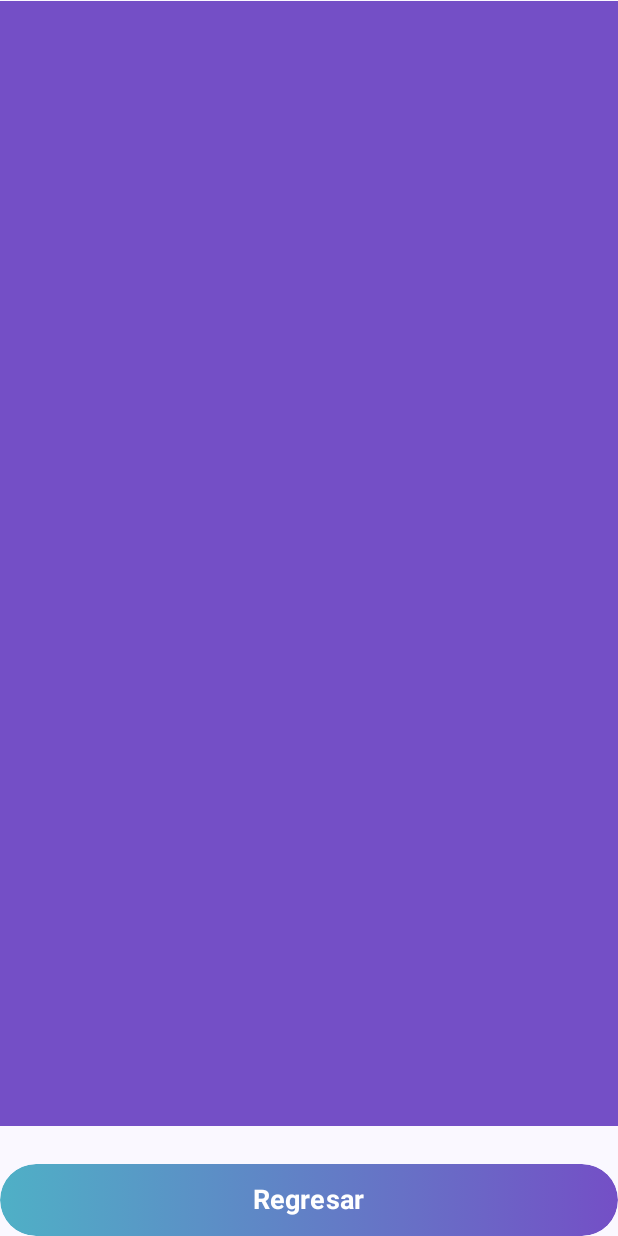
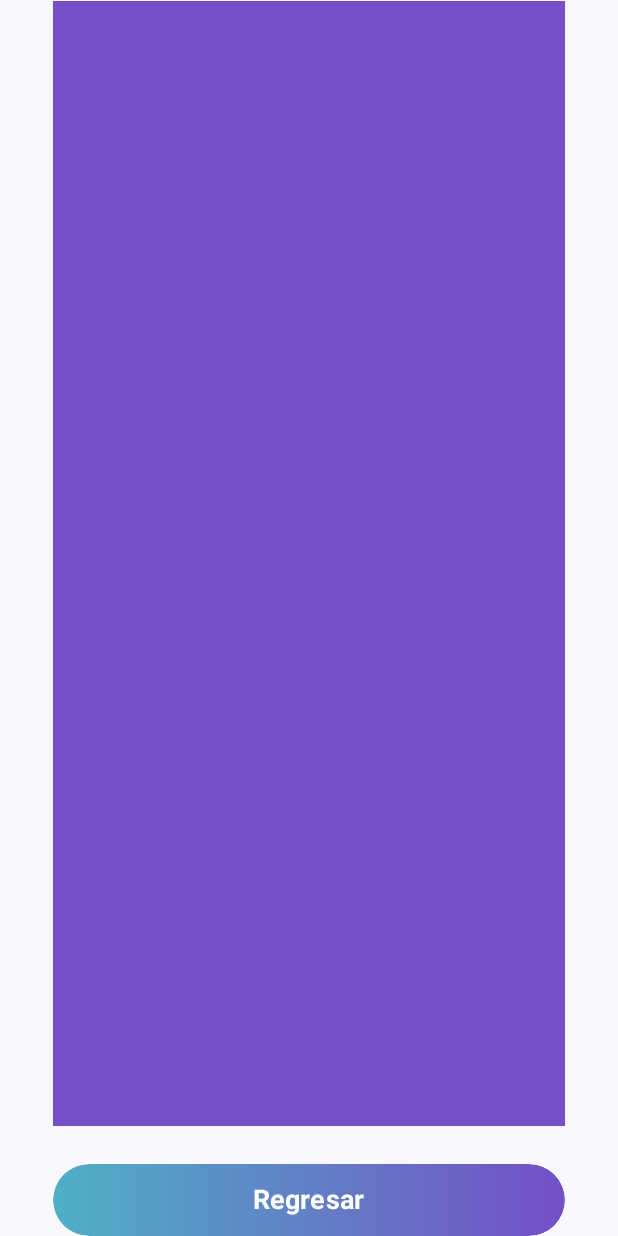
Before and after one commit to TheB0x/asab_app, an Android app built with Jetpack Compose: the composable DrumScreen shown on its own in the app's theme, after a tap on "Comenzar", on a phone screen of 412 x 824 dp. Run offline under Robolectric (Android 15) with nearby library versions, the light colour scheme and no system bars.

Commit message:
DrumScreen finalized

```diff
--- a/app/src/main/java/com/componentes/asab_app/screens/DrumScreen.kt
+++ b/app/src/main/java/com/componentes/asab_app/screens/DrumScreen.kt
@@ -1,10 +1,9 @@
 package com.componentes.asab_app.screens
 
-import android.content.Context
-import android.media.MediaPlayer
+import android.media.AudioAttributes
+import android.media.SoundPool
 import androidx.compose.foundation.background
-import androidx.compose.foundation.border
-import androidx.compose.foundation.clickable
+import androidx.compose.foundation.gestures.detectTapGestures
 import androidx.compose.foundation.layout.*
 import com.componentes.asab_app.R
 import androidx.compose.material3.Text
@@ -21,9 +20,11 @@ import com.componentes.asab_app.navigation.Screen
 
 import androidx.compose.runtime.getValue
 import androidx.compose.runtime.setValue
+import androidx.compose.ui.input.pointer.pointerInput
 import androidx.compose.ui.platform.LocalContext
 import androidx.compose.ui.unit.dp
 import com.componentes.asab_app.ui.theme.Primary
+import com.componentes.asab_app.ui.theme.Secondary
 
 @Composable
 fun DrumScreen(navController: NavController){
@@ -39,9 +40,11 @@ private fun instructions(
     navController: NavController
 ){
     var startTraining by remember { mutableStateOf(true) }
-    Column {
+    Column (Modifier.padding(horizontal = 35.dp)){
         if (startTraining) {
-            Text(text = "Drum Screen")
+            Box(contentAlignment = Alignment.Center, modifier = Modifier.fillMaxWidth().padding(bottom = 35.dp)){
+                Text(text = stringResource(R.string.intructions_drum))
+            }
 
             ButtonSaveComponent(stringResource(R.string.start_drum), navController) {
                 startTraining = !startTraining
@@ -60,12 +63,32 @@ private fun instructions(
 @Composable
 fun touchBox(){
     val context = LocalContext.current
-    val snare: MediaPlayer = MediaPlayer.create(context, R.raw.snare)
+    val snareBuilder = remember { createdSound() }
+    val snareId = remember { snareBuilder.load(context, R.raw.snare, 1) }
+    var color by remember {mutableStateOf(Primary)}
     Box(
         modifier = Modifier
             .height(750.dp)
-            .background(color = Primary)
+            .background(color = color)
             .fillMaxWidth()
-            .clickable { snare.start() }
+            .pointerInput(Unit){
+                detectTapGestures(onTap = {
+                    snareBuilder.play(snareId, 1f, 1f, 1, 0, 1f)
+                    color = if (color == Primary) Secondary else Primary
+                })
+            }
     )
 }
+
+fun createdSound(): SoundPool {
+    val attributes = AudioAttributes
+        .Builder()
+        .setUsage(AudioAttributes.USAGE_GAME)
+        .setContentType(AudioAttributes.CONTENT_TYPE_SONIFICATION)
+        .build()
+    return SoundPool.Builder()
+        .setMaxStreams(6)
+        .setAudioAttributes(attributes)
+        .build()
+
+}
--- a/app/src/main/res/values/strings.xml
+++ b/app/src/main/res/values/strings.xml
@@ -6,4 +6,7 @@
     <string name="back">Regresar</string>
     <string name="save">Guardar</string>
     <string name="start_drum">Comenzar</string>
+    <string name="intructions_drum">
+        Práctica Tambor \n Para comenzar toque el boton "Comenzar", luego de eso presione en la zona de color.
+    </string>
 </resources>
```
